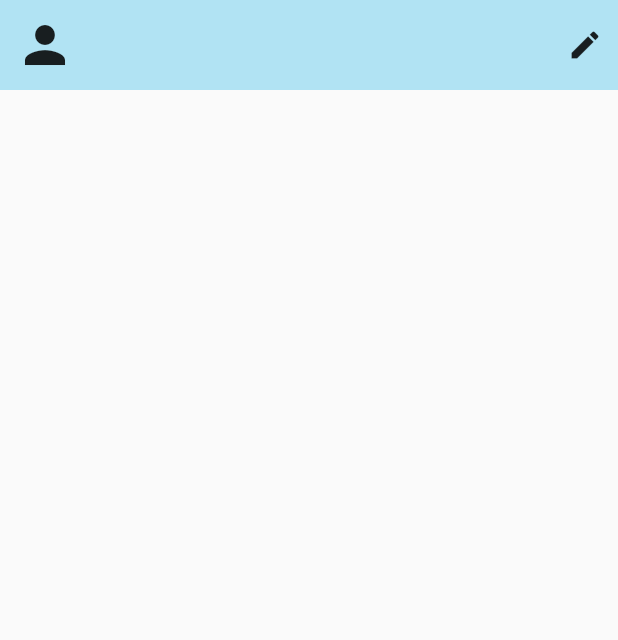
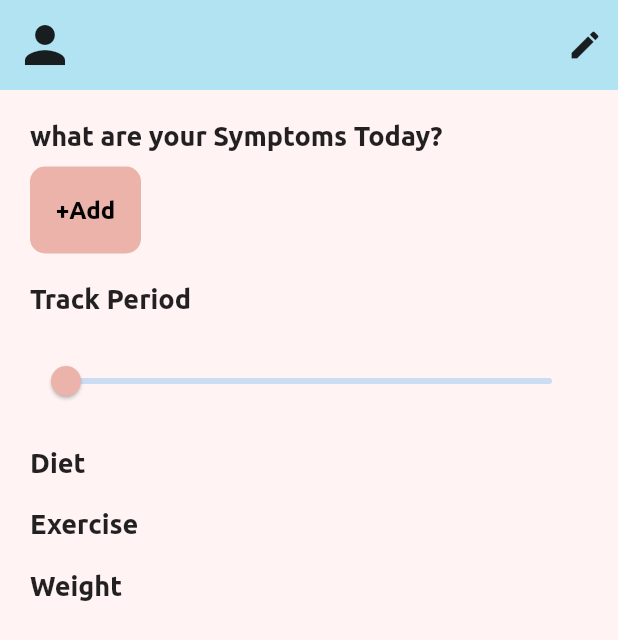
Before and after one commit to Arybobyku/surety-flutter, a Flutter app: the UserProfilePage screen opened directly, on a phone screen of 412 x 824 dp. Shown: the top 640 px of the screen. Run offline on Flutter 3.47's test engine with Material 2 defaults, Android fonts, the phone set to English and light mode, and no system bars; drawn by our look-alikes of cached_network_image; our stand-ins replace cloud_firestore, file_picker, firebase_auth, firebase_core, firebase_storage, flutter_datetime_picker and 11 more; missing offline and left inert: dart:ffi; accounts and stored records are empty; network calls fail; project files that could hold a hidden picture were left out.

Commit message:
change color icon

```diff
--- a/lib/provider/auth.dart
+++ b/lib/provider/auth.dart
@@ -33,9 +33,10 @@ class AuthProvider extends ChangeNotifier {
     try {
       final userCredential = await _authService.signInWithGoogle();
       user = UserModel(
-        fullName: '',
+        fullName: userCredential.user?.displayName ?? "-",
+        photoProfile: userCredential.user?.photoURL ?? null,
+        email: userCredential.user!.email!,
         password: '',
-        email: userCredential.user!.email!,
         isValid: true,
       );
       storageService.saveToPref(Constants.role, 0);
--- a/lib/ui/user/profile/user_profile_page.dart
+++ b/lib/ui/user/profile/user_profile_page.dart
@@ -15,8 +15,10 @@ class UserProfilePage extends StatelessWidget {
     return SafeArea(
       child: Consumer<AuthProvider>(builder: (context, valueAuth, _) {
         return Scaffold(
+          backgroundColor: ColorPalette.generalBackgroundColor,
           body: SingleChildScrollView(
             child: Column(
+              crossAxisAlignment: CrossAxisAlignment.start,
               children: [
                 ///  Header
                 Container(
@@ -53,6 +55,83 @@ class UserProfilePage extends StatelessWidget {
                         onTap: () => Get.toNamed(Routes.userProfileDetail),
                         child: Icon(Icons.edit),
                       )
+                    ],
+                  ),
+                ),
+                SizedBox(height: 20),
+                Padding(
+                  padding: EdgeInsets.symmetric(horizontal: 20),
+                  child: Column(
+                    crossAxisAlignment: CrossAxisAlignment.start,
+                    children: [
+                      //symptoms
+                      Text(
+                        "what are your Symptoms Today?",
+                        style: TextStyle(
+                          fontWeight: FontWeight.bold,
+                          fontSize: 18,
+                        ),
+                      ),
+                      SizedBox(height: 10),
+                      //TODO: add daily symptoms
+                      Container(
+                        padding: EdgeInsets.all(5),
+                        decoration: BoxDecoration(
+                          borderRadius: BorderRadius.all(Radius.circular(10)),
+                          color: ColorPalette.generalPrimaryColor,
+                        ),
+                        child: TextButton(
+                          onPressed: () {},
+                          child: Text(
+                            "+Add",
+                            style: TextStyle(
+                              color: Colors.black,
+                              fontWeight: FontWeight.bold,
+                              fontSize: 16,
+                            ),
+                          ),
+                        ),
+                      ),
+
+                      SizedBox(height: 20),
+                      Text(
+                        "Track Period",
+                        style: TextStyle(
+                          fontWeight: FontWeight.bold,
+                          fontSize: 18,
+                        ),
+                      ),
+                      SizedBox(height: 20),
+                      Slider(
+                        activeColor: ColorPalette.generalPrimaryColor,
+
+                        value: 0,
+                        onChanged: (val) {},
+                      ),
+                      SizedBox(height: 20),
+                      Text(
+                        "Diet",
+                        style: TextStyle(
+                          fontWeight: FontWeight.bold,
+                          fontSize: 18,
+                        ),
+                      ),
+                      SizedBox(height: 20),
+                      Text(
+                        "Exercise",
+                        style: TextStyle(
+                          fontWeight: FontWeight.bold,
+                          fontSize: 18,
+                        ),
+                      ),
+                      SizedBox(height: 20),
+                      Text(
+                        "Weight",
+                        style: TextStyle(
+                          fontWeight: FontWeight.bold,
+                          fontSize: 18,
+                        ),
+                      ),
                     ],
                   ),
                 ),
```
Also changed, not shown: lib/ui/user/comment/user_comment_page.dart (+14 -2 lines), lib/ui/user/community/user_community_page.dart (+28 -23 lines), lib/ui/user/diary/user_diary_page.dart (+29 -11 lines).
